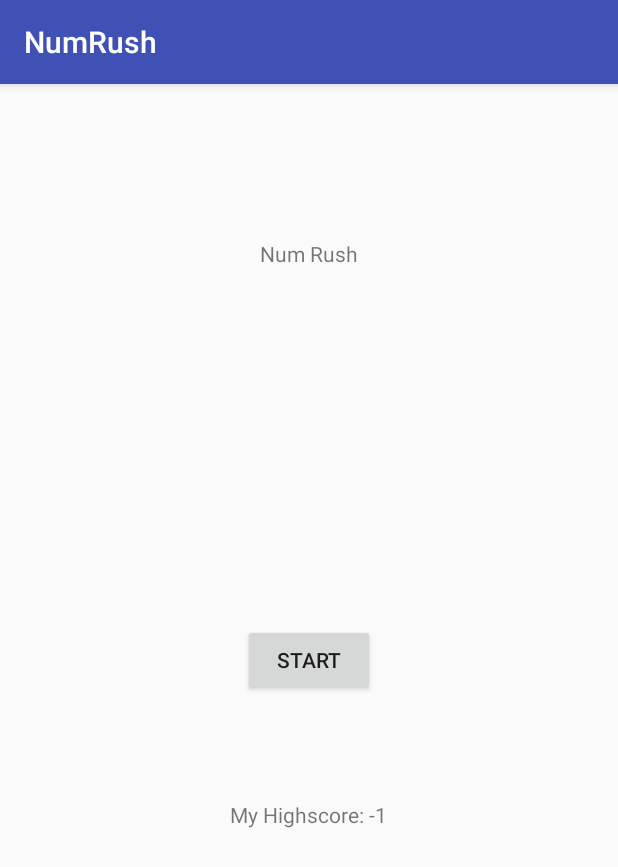
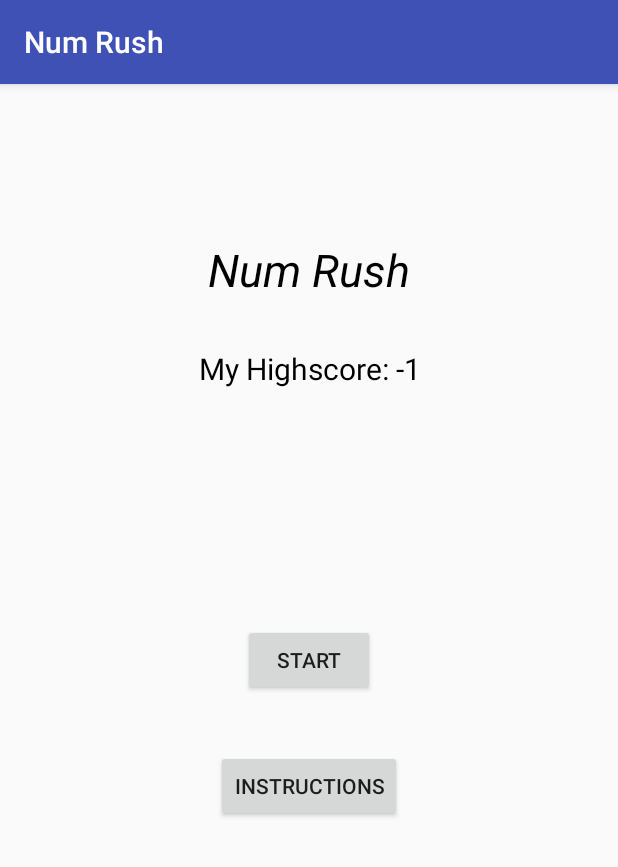
Before and after one commit to Jordan-H/Number-Rush, an Android app: the screen it shows after launch (MainActivity), on a phone screen of 412 x 824 dp. Shown: the top 867 px of the screen. Run offline under Robolectric (Android 15) with nearby library versions, the phone set to English and light mode, and no system bars.

```diff
--- a/NumRush/app/src/main/AndroidManifest.xml
+++ b/NumRush/app/src/main/AndroidManifest.xml
@@ -4,8 +4,8 @@
 
     <application
         android:allowBackup="true"
-        android:icon="@mipmap/ic_launcher"
-        android:label="@string/app_name"
+        android:icon="@drawable/icon_hdpi"
+        android:label="Num Rush"
         android:supportsRtl="true"
         android:theme="@style/AppTheme">
         <activity android:name=".MainActivity">
--- a/NumRush/app/src/main/res/layout/activity_main.xml
+++ b/NumRush/app/src/main/res/layout/activity_main.xml
@@ -20,26 +20,40 @@
         android:layout_alignParentTop="true"
         android:layout_alignParentStart="true"
         android:layout_alignParentLeft="true"
-        android:gravity="center"/>
+        android:gravity="center"
+        android:textColor="@android:color/black"
+        android:textSize="30sp"
+        android:textStyle="italic" />
+
+    <TextView
+        android:text="TextView"
+        android:layout_width="wrap_content"
+        android:layout_height="wrap_content"
+        android:id="@+id/highScore"
+        android:gravity="center"
+        android:textColor="@android:color/black"
+        android:textSize="20sp"
+        android:layout_below="@+id/title"
+        android:layout_centerHorizontal="true"
+        android:layout_marginTop="32dp" />
 
     <Button
         android:text="Start"
         android:layout_width="wrap_content"
         android:layout_height="wrap_content"
         android:id="@+id/startButton"
+        android:onClick="startGame"
         android:layout_centerVertical="true"
-        android:layout_centerHorizontal="true"
-        android:onClick="startGame"
-        />
+        android:layout_centerHorizontal="true" />
 
-    <TextView
-        android:text="TextView"
+    <Button
+        android:text="Instructions"
         android:layout_width="wrap_content"
         android:layout_height="wrap_content"
+        android:id="@+id/instructionsButton"
         android:layout_below="@+id/startButton"
         android:layout_centerHorizontal="true"
-        android:layout_marginTop="69dp"
-        android:id="@+id/highScore"
-        android:gravity="center"/>
+        android:layout_marginTop="36dp"
+        android:onClick="showInstructions"/>
 
 </RelativeLayout>
```
Also changed, not shown: NumRush/app/src/main/java/com/jordanh/numrush/MainActivity.java (+15 -0 lines), NumRush/app/src/main/res/drawable/button_light.xml (added, +7 -0 lines), NumRush/app/src/main/res/layout/activity_game.xml (+82 -46 lines), NumRush/app/src/main/res/drawable/button_normal.png (added), NumRush/app/src/main/res/drawable/icon_hdpi.png (added).
